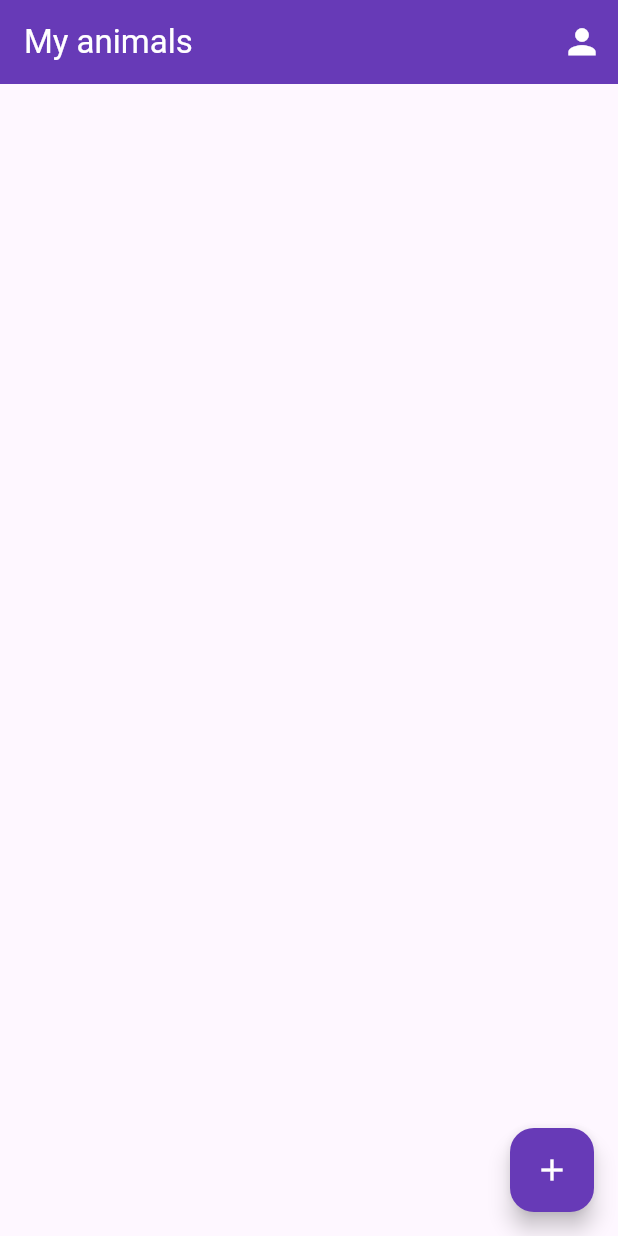
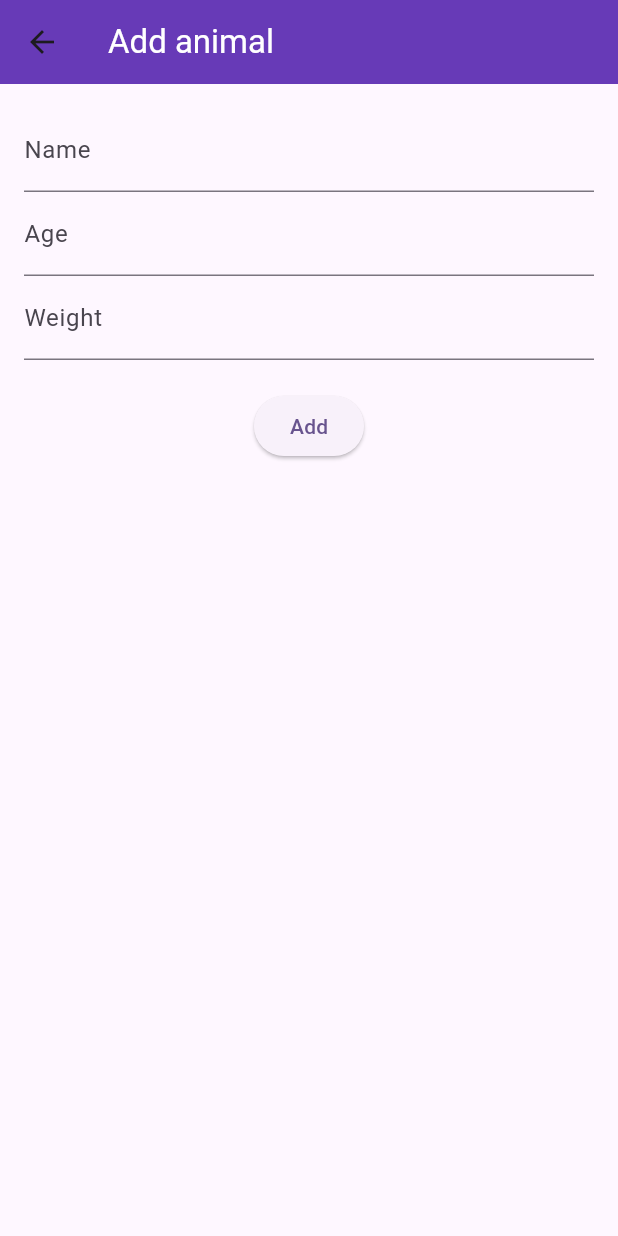
Before and after one commit to Armandotrsg/TheVetApp-Flutter, a Flutter app: the screen it shows once a user with an empty profile is signed in, after a tap on the "add" icon, on a phone screen of 412 x 824 dp. Run offline on Flutter 3.47's test engine with Material 2 defaults, Android fonts, the phone set to English and light mode, and no system bars; our stand-ins replace cloud_firestore, firebase_auth, firebase_core; missing offline and left inert: firebase_ui_auth; accounts and stored records are empty.

Commit message:
Add AddPetScreen and update HomeScreen and Routes

```diff
--- /dev/null
+++ b/lib/src/pages/add_animal.dart
@@ -0,0 +1,75 @@
+import 'package:flutter/material.dart';
+
+class AddPetScreen extends StatefulWidget {
+  final String? name;
+  final String? age;
+  final String? weight;
+  final String? id;
+  const AddPetScreen({super.key, this.name, this.age, this.weight, this.id});
+
+  @override
+  State<AddPetScreen> createState() => _AddPetScreenState();
+}
+
+class _AddPetScreenState extends State<AddPetScreen> {
+  late String appBarTitle;
+  TextEditingController nameController = TextEditingController();
+  TextEditingController ageController = TextEditingController();
+  TextEditingController weightController = TextEditingController();
+
+  @override
+  void initState() {
+    super.initState();
+    appBarTitle = widget.name != null ? 'Edit animal' : 'Add animal';
+    nameController.text = widget.name ?? '';
+    ageController.text = widget.age ?? '';
+    weightController.text = widget.weight ?? '';
+  }
+
+  @override
+  Widget build(BuildContext context) {
+    return Scaffold(
+      appBar: AppBar(
+        title: Text(appBarTitle, style: const TextStyle(color: Colors.white)),
+        backgroundColor: Colors.deepPurple,
+      ),
+      body: Padding(
+        padding: const EdgeInsets.all(16.0),
+        child: Column(
+          children: [
+            TextField(
+              controller: nameController,
+              decoration: const InputDecoration(
+                labelText: 'Name',
+              ),
+            ),
+            TextField(
+              controller: ageController,
+              decoration: const InputDecoration(
+                labelText: 'Age',
+              ),
+            ),
+            TextField(
+              controller: weightController,
+              decoration: const InputDecoration(
+                labelText: 'Weight',
+              ),
+            ),
+            const SizedBox(height: 20.0),
+            ElevatedButton(
+              onPressed: () {
+                Navigator.pop(context, {
+                  'name': nameController.text,
+                  'age': ageController.text,
+                  'weight': weightController.text,
+                  'id': widget.id,
+                });
+              },
+              child: Text(widget.name != null ? 'Edit' : 'Add'),
+            ),
+          ],
+        ),
+      ),
+    );
+  }
+}
--- a/lib/src/pages/home_screen.dart
+++ b/lib/src/pages/home_screen.dart
@@ -25,23 +25,34 @@ class HomeScreen extends StatelessWidget {
         builder: (context, snapshot) {
           if (!snapshot.hasData) {
             return const Center(child: CircularProgressIndicator());
-          }
-          return ListView.builder(
+          } else if (snapshot.data?.docs.isEmpty ?? true) {
+            return const Center(child: Text('No animals found'));
+          } else {
+            return ListView.builder(
             itemCount: snapshot.data?.docs.length,
             itemBuilder: (context, index) {
               DocumentSnapshot data = snapshot.data!.docs[index];
               return Card(
                 child: ListTile(
+                  leading: const Icon(Icons.pets),
                   title: Text(data['name']),
-                  subtitle: Text(data['age']),
+                  subtitle: Text("Age: ${data['age']}; Weight: ${data['weight']}"),
+                  trailing: IconButton(
+                    icon: const Icon(Icons.edit),
+                    onPressed: () {
+                      FirebaseFirestore.instance.collection('animals').doc(data.id).delete();
+                    },
+                  ),
                 ),
               );
             },
           );
+          }
+
         },
       ),
       floatingActionButton: FloatingActionButton(
-        onPressed: () {},
+        onPressed: () => Navigator.pushNamed(context, Routes.addPet),
         backgroundColor: Colors.deepPurple,
         child: const Icon(
           Icons.add,
--- a/lib/src/routes/routes.dart
+++ b/lib/src/routes/routes.dart
@@ -1,4 +1,5 @@
 import 'package:flutter/material.dart';
+import 'package:the_vet_app/src/pages/add_animal.dart';
 import 'package:the_vet_app/src/pages/home_screen.dart';
 import 'package:the_vet_app/src/pages/user_profile.dart';
 
@@ -20,7 +21,7 @@ class Routes {
       case userProfile:
         return buildRoute(const UserProfileScreen());
       case addPet:
-        // return buildRoute(const AddPetScreen());
+        return buildRoute(const AddPetScreen());
       default:
         throw Exception('La ruta: ${settings.name} no existe');
     }
```
